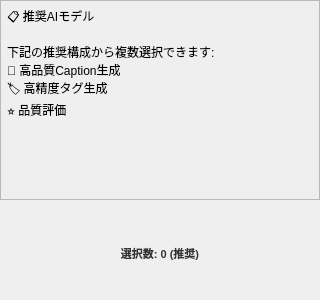
Old version of the form src/lorairo/gui/designer/ModelSelectionWidget.ui in the repository NEXTAltair/LoRAIro.
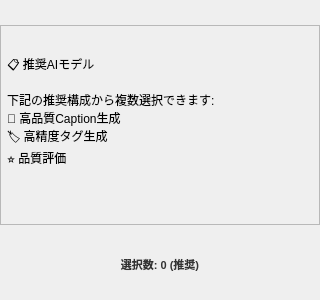
New version of the form.

The edit to the form file:
```diff
--- a/src/lorairo/gui/designer/ModelSelectionWidget.ui
+++ b/src/lorairo/gui/designer/ModelSelectionWidget.ui
@@ -98,6 +98,12 @@
          <property name="wordWrap">
           <bool>true</bool>
          </property>
+         <property name="sizePolicy">
+          <sizepolicy hsizetype="Preferred" vsizetype="Fixed">
+           <horstretch>0</horstretch>
+           <verstretch>0</verstretch>
+          </sizepolicy>
+         </property>
         </widget>
        </item>
       </layout>
@@ -118,6 +124,12 @@
      <property name="alignment">
       <set>Qt::AlignmentFlag::AlignCenter</set>
      </property>
+     <property name="sizePolicy">
+      <sizepolicy hsizetype="Preferred" vsizetype="Fixed">
+       <horstretch>0</horstretch>
+       <verstretch>0</verstretch>
+      </sizepolicy>
+     </property>
     </widget>
    </item>
   </layout>
```
Left out of the diff: 8 changed lines with no effect on the pictures.
